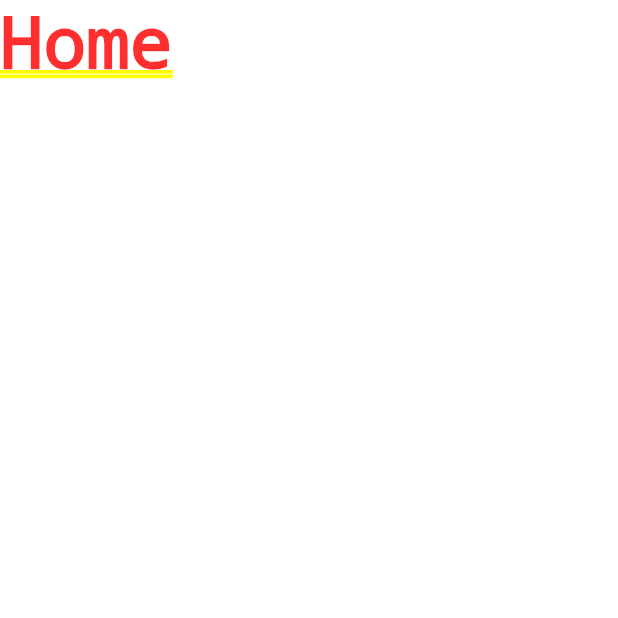
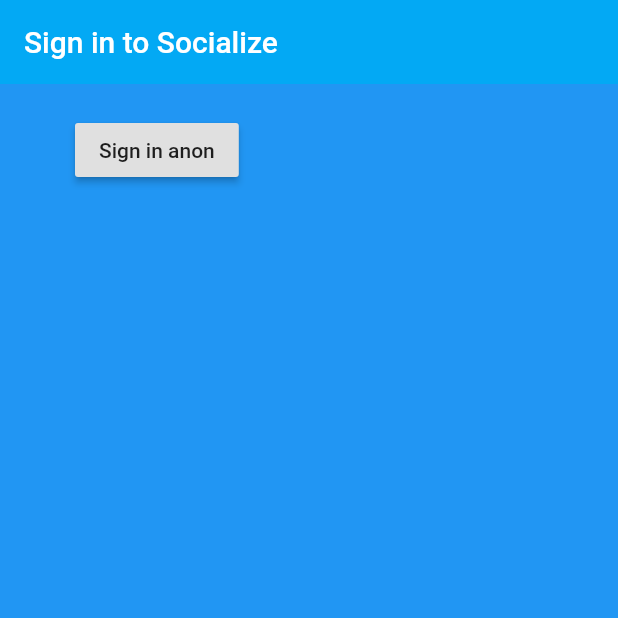
Before and after one commit to maiduydung/Socialize, a Flutter app: the screen it shows after launch, on a phone screen of 412 x 824 dp, the top half of it. Run offline on Flutter 3.47's test engine with Material 2 defaults, Android fonts, the phone set to English and light mode, and no system bars; our stand-ins replace firebase_auth; accounts and stored records are empty.

Commit message:
added anon sigin in

```diff
--- a/socialize/lib/screens/authenticate/authenticate.dart
+++ b/socialize/lib/screens/authenticate/authenticate.dart
@@ -1,4 +1,5 @@
 import 'package:flutter/material.dart';
+import 'package:socialize/screens/authenticate/sign_in.dart';
 
 class Authenticate extends StatefulWidget {
   @override
@@ -9,7 +10,7 @@ class _AuthenticateState extends State<Authenticate> {
   @override
   Widget build(BuildContext context) {
     return Container(
-      child: Text('authenticate'),
+      child: SignIn(),
     );
   }
 }
--- /dev/null
+++ b/socialize/lib/screens/authenticate/sign_in.dart
@@ -0,0 +1,38 @@
+import 'package:flutter/material.dart';
+import 'package:socialize/screens/services/auth.dart';
+
+class SignIn extends StatefulWidget {
+  @override
+  _SignInState createState() => _SignInState();
+}
+
+class _SignInState extends State<SignIn> {
+  final AuthService _auth = AuthService();
+
+  @override
+  Widget build(BuildContext context) {
+    return Scaffold(
+      backgroundColor: Colors.blue,
+      appBar: AppBar(
+        backgroundColor: Colors.lightBlue,
+        elevation: 0.0,
+        title: Text('Sign in to Socialize'),
+      ),
+      body: Container(
+        padding: EdgeInsets.symmetric(vertical: 20.0, horizontal: 50.0),
+        child: RaisedButton(
+          onPressed: () async {
+            dynamic result = await _auth.signInAnon();
+            if (result == null) {
+              print('error signing in');
+            } else {
+              print('signed in');
+              print(result);
+            }
+          },
+          child: Text('Sign in anon'),
+        ),
+      ),
+    );
+  }
+}
--- a/socialize/lib/screens/wrapper.dart
+++ b/socialize/lib/screens/wrapper.dart
@@ -1,10 +1,11 @@
 import 'package:flutter/material.dart';
+import 'package:socialize/screens/authenticate/authenticate.dart';
 import 'package:socialize/screens/home/home.dart';
 
 class Wrapper extends StatelessWidget {
   @override
   Widget build(BuildContext context) {
     //returning home or auth widget
-    return Home();
+    return Authenticate();
   }
 }
```
Also changed, not shown: socialize/lib/screens/services/auth.dart (added, +25 -0 lines).
